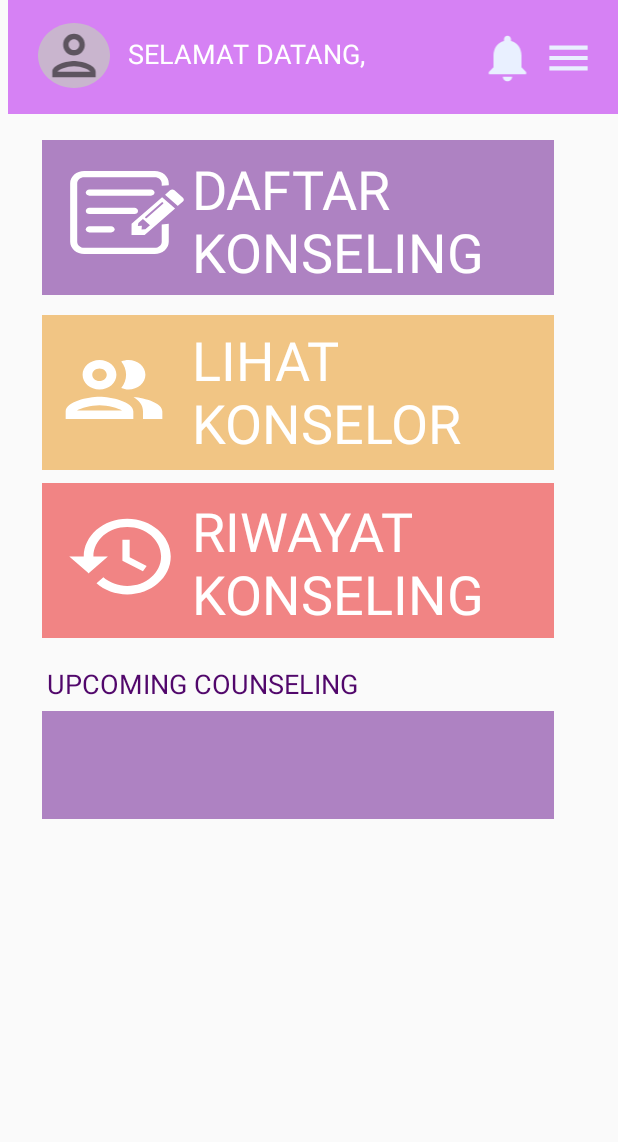
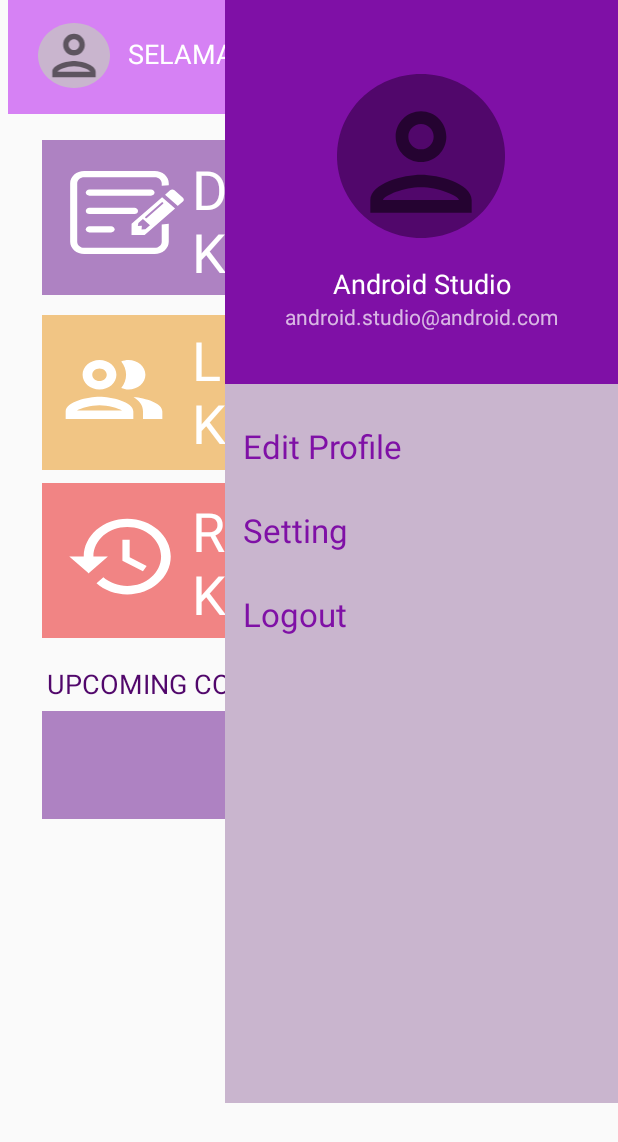
Before and after one commit to gabrielgnr/Project-Aplikasi-Kesehatan, an Android app: the HomeActivityPasien screen opened directly, with no data from a screen before it, on a phone screen of 412 x 824 dp. Shown: the top 1142 px of the screen. Run offline under Robolectric (Android 15) with nearby library versions, the phone set to English and light mode, and no system bars; our stand-ins replace Firebase (no records; nobody signed in at launch, a user with empty details on screens opened directly).

Commit message:
Menambah fungsi navbar

```diff
--- a/app/src/main/java/com/vadia/aplikasikesehatanmental/HomeActivityPasien.kt
+++ b/app/src/main/java/com/vadia/aplikasikesehatanmental/HomeActivityPasien.kt
@@ -3,9 +3,9 @@
 import android.content.Intent
 import androidx.appcompat.app.AppCompatActivity
 import android.os.Bundle
+import android.text.Layout
 import android.view.Gravity
-import android.widget.Toast
-import android.widget.Toolbar
+import android.widget.*
 import androidx.core.view.GravityCompat
 import androidx.drawerlayout.widget.DrawerLayout
 import com.google.firebase.auth.FirebaseAuth
@@ -19,46 +19,51 @@
     override fun onCreate(savedInstanceState: Bundle?) {
         super.onCreate(savedInstanceState)
         setContentView(R.layout.activity_home_pasien)
-        //initUI()
+        initUI()
     }
 
     private fun initUI(){
         val drawerLayout : DrawerLayout = findViewById(R.id.drawer_layout)
-        val toolbar : Toolbar = findViewById(R.id.toolbar)
-        /*menu.setOnClickListener{
+        val menu : ImageButton = findViewById<RelativeLayout>(R.id.toolbar_pasien).findViewById(R.id.menu)
+        val navPasien: LinearLayout = findViewById(R.id.navbar_pasien)
+        val edit : LinearLayout = navPasien.findViewById(R.id.nav_edit)
+        val setting : LinearLayout = navPasien.findViewById(R.id.nav_setting)
+        val logout : LinearLayout = navPasien.findViewById(R.id.nav_logout)
+        val mainLayout : LinearLayout = navPasien.findViewById(R.id.main_layout)
+
+        menu.setOnClickListener{
             openDrawer(drawerLayout)
         }
 
-        nav_edit.setOnClickListener{
+        edit.setOnClickListener{
             val intent = Intent(this, EditProfileActivity::class.java)
             startActivity(intent)
         }
-        nav_setting.setOnClickListener {
 
-        }
-        nav_logout.setOnClickListener {
-            drawerLayout.closeDrawer(GravityCompat.START)
+        /*setting.setOnClickListener {
+
+        }*/
+
+        logout.setOnClickListener {
+            //drawerLayout.closeDrawer(GravityCompat.START)
             FirebaseAuth.getInstance().signOut()
             Toast.makeText(this, "Logout", Toast.LENGTH_SHORT).show()
             val intent = Intent(this, LoginActivity::class.java)
             startActivity(intent)
         }
 
-        main_layout.setOnClickListener {
+        mainLayout.setOnClickListener {
             closeDrawer(drawerLayout)
-        }*/
+        }
     }
 
-
-
-
     private fun openDrawer(drawerLayout: DrawerLayout){
-        drawerLayout.openDrawer(GravityCompat.START)
+        drawerLayout.openDrawer(GravityCompat.END)
     }
 
     private fun closeDrawer(drawerLayout: DrawerLayout){
-        if(drawerLayout.isDrawerOpen(GravityCompat.START)){
-            drawerLayout.closeDrawer(GravityCompat.START)
+        if(drawerLayout.isDrawerOpen(GravityCompat.END)){
+            drawerLayout.closeDrawer(GravityCompat.END)
         }
     }
 }
--- a/app/src/main/res/layout/activity_home_pasien.xml
+++ b/app/src/main/res/layout/activity_home_pasien.xml
@@ -12,6 +12,7 @@
         android:layout_height="wrap_content">
 
     <include
+        android:id="@+id/toolbar_pasien"
         layout="@layout/toolbar_pasien"/>
 
     <View
@@ -140,6 +141,8 @@
         android:background="#AE82C2"
         />
 
-        <include layout="@layout/toolbar_pasien"/>
+        <include
+            android:id="@+id/navbar_pasien"
+            layout="@layout/navbar_drawer"/>
     </RelativeLayout>
 </androidx.drawerlayout.widget.DrawerLayout>
--- a/app/src/main/res/layout/navbar_drawer.xml
+++ b/app/src/main/res/layout/navbar_drawer.xml
@@ -3,6 +3,8 @@
     xmlns:app="http://schemas.android.com/apk/res-auto"
     android:layout_width="match_parent"
     android:layout_height="match_parent"
+    android:layout_marginStart="150dp"
+    android:layout_gravity="right"
     android:orientation="vertical">
 
     <LinearLayout
@@ -32,11 +34,11 @@
             android:layout_width="match_parent"
             android:layout_height="wrap_content"
             android:layout_marginTop="10dp"
+            android:gravity="center"
             android:paddingTop="@dimen/nav_header_vertical_spacing"
             android:text="@string/nav_header_title"
-        android:gravity="center"
-        android:textSize="8pt"
-        android:textAppearance="@style/TextAppearance.AppCompat.Body1" />
+            android:textAppearance="@style/TextAppearance.AppCompat.Body1"
+            android:textSize="8pt" />
 
         <TextView
             android:id="@+id/textView"
@@ -96,6 +98,7 @@
             android:layout_marginStart="12dp"
             android:layout_marginTop="12pt"
             android:orientation="horizontal">
+
             <TextView
                 android:layout_width="wrap_content"
                 android:layout_height="wrap_content"
--- a/app/src/main/res/layout/toolbar_pasien.xml
+++ b/app/src/main/res/layout/toolbar_pasien.xml
@@ -50,7 +50,7 @@
         android:layout_marginTop="20dp"
         android:src="@drawable/ic_notifications" />
 
-    <RelativeLayout
+    <ImageButton
         android:id="@+id/menu"
         android:layout_width="34dp"
         android:layout_height="33dp"
```
Also changed, not shown: 98 other files. Lines whose indentation alone changed are shown as unchanged.
